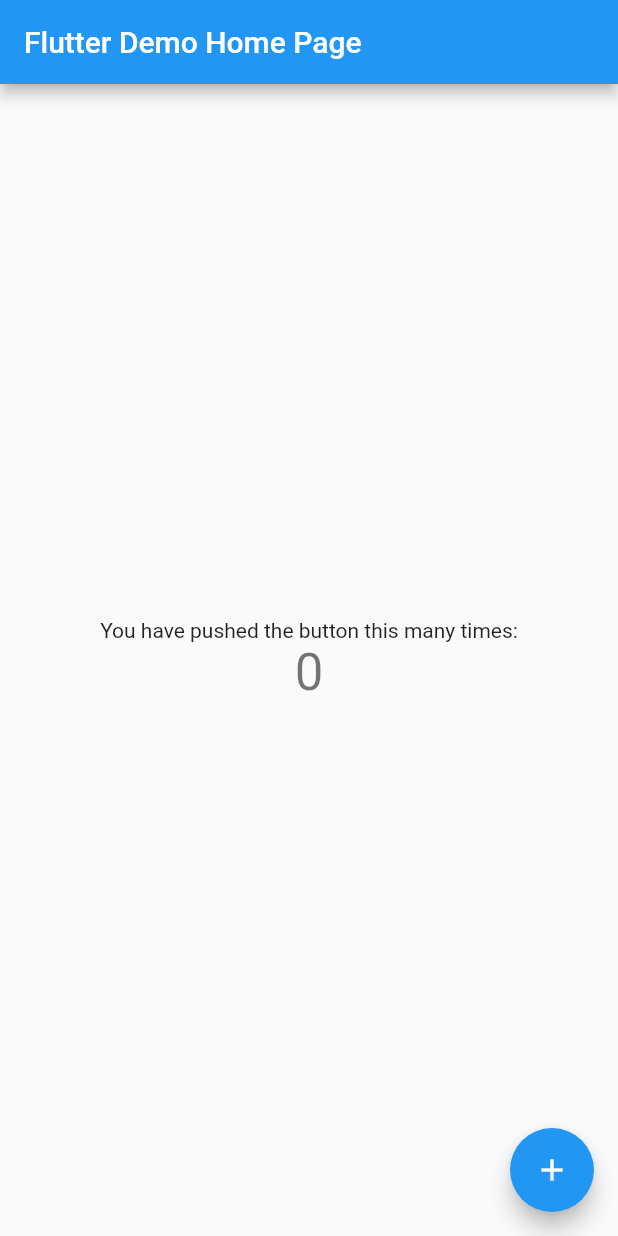
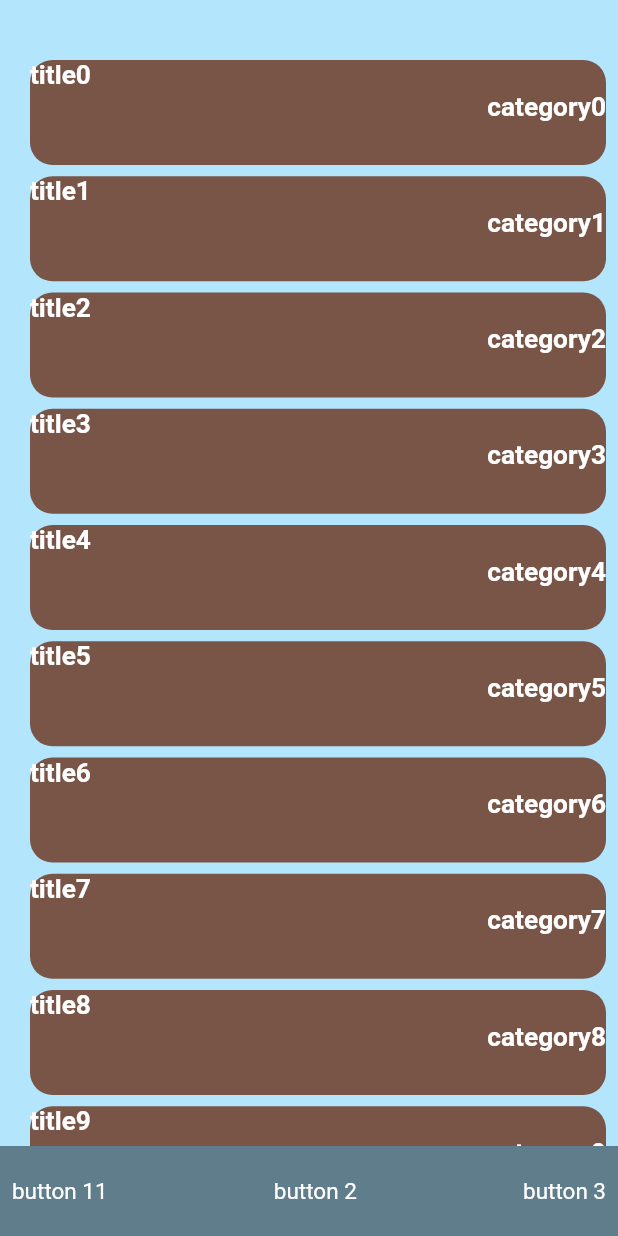
Before and after one commit to HishamYahya/solif, a Flutter app: the screen it shows after launch, on a phone screen of 412 x 824 dp. Run offline on Flutter 3.47's test engine with Material 2 defaults, Android fonts, the phone set to English and light mode, and no system bars.

Commit message:
Created MainPage initial layout (pre-alpha),

```diff
--- /dev/null
+++ b/lib/components/NavigationButton.dart
@@ -0,0 +1,27 @@
+import 'package:flutter/material.dart';
+
+class NavigationButton extends StatelessWidget {
+  // more fields needed.
+  final String title;
+
+  NavigationButton({this.title});
+
+  @override
+  Widget build(BuildContext context) {
+    return Padding(
+      padding: const EdgeInsets.all(8.0),
+      child: GestureDetector(
+        child: Text(
+          "button $title",
+          style: TextStyle(
+            color: Colors.white,
+            fontSize: 15,
+          ),
+        ),
+        onTap: () {
+          print("Test button $title");
+        },
+      ),
+    );
+  }
+}
--- /dev/null
+++ b/lib/components/SalfhTile.dart
@@ -0,0 +1,56 @@
+import 'package:flutter/material.dart';
+
+class SalfhTile extends StatelessWidget {
+  final String title;
+  final Color color;
+  final String category;
+  // add type (1 on 1, group)
+  // change to stateful and add remaining slots
+
+  SalfhTile({this.title, this.color, this.category});
+
+  @override
+  Widget build(BuildContext context) {
+    return GestureDetector(
+      onTap: () {
+        // go to the salfh screen.
+        print("testing salfh tile tap[");
+      },
+      child: Container(
+        height: 70,
+        width: double.infinity,
+        margin: EdgeInsets.only(bottom: 7.5, right: 8, left: 20),
+        decoration: BoxDecoration(
+          borderRadius: BorderRadius.circular(15),
+          color: color,
+        ),
+        child: Column(
+          children: <Widget>[
+            Align(
+              alignment: Alignment.centerLeft,
+              child: Text(
+                title,
+                style: TextStyle(
+                  fontSize: 17.5,
+                  color: Colors.white,
+                  fontWeight: FontWeight.bold,
+                ),
+              ),
+            ),
+                         Align(
+              alignment: Alignment.bottomRight,
+              child: Text(
+                category,
+                style: TextStyle(
+                  fontSize: 17.5,
+                  color: Colors.white,
+                  fontWeight: FontWeight.bold,
+                ),
+              ),
+            ),
+          ],
+        ),
+      ),
+    );
+  }
+}
--- a/lib/main.dart
+++ b/lib/main.dart
@@ -1,4 +1,5 @@
 import 'package:flutter/material.dart';
+import 'package:solif/screens/MainPage.dart';
 
 void main() {
   runApp(MyApp());
@@ -9,109 +10,7 @@ class MyApp extends StatelessWidget {
   @override
   Widget build(BuildContext context) {
     return MaterialApp(
-      title: 'Flutter Demo',
-      theme: ThemeData(
-        // This is the theme of your application.
-        //
-        // Try running your application with "flutter run". You'll see the
-        // application has a blue toolbar. Then, without quitting the app, try
-        // changing the primarySwatch below to Colors.green asl;dfpoasdjfand then invoke
-        // "hot reload" (press "r" in the console where you ran "flutter run",
-        // or simply save your changes to "hot reload" in a Flutter IDE).
-        // Notice that the counter didn't reset back to zero; the application
-        // is not restarted.
-        primarySwatch: Colors.blue,
-        // This makes the visual density adapt to the platform that you run
-        // the app on. For desktop platforms, the controls will be smaller and
-        // closer together (more dense) than on mobile platforms.
-        visualDensity: VisualDensity.adaptivePlatformDensity,
-      ),
-      home: MyHomePage(title: 'Flutter Demo Home Page'),
+      home: MainPage(),
     );
   }
 }
-
-class MyHomePage extends StatefulWidget {
-  MyHomePage({Key key, this.title}) : super(key: key);
-
-  // This widget is the home page of your application. It is stateful, meaning
-  // that it has a State object (defined below) that contains fields that affect
-  // how it looks.
-
-  // This class is the configuration for the state. It holds the values (in this
-  // case the title) provided by the parent (in this case the App widget) and
-  // used by the build method of the State. Fields in a Widget subclass are
-  // always marked "final".
-
-  final String title;
-
-  @override
-  _MyHomePageState createState() => _MyHomePageState();
-}
-
-class _MyHomePageState extends State<MyHomePage> {
-  int _counter = 0;
-
-  void _incrementCounter() {
-    setState(() {
-      // This call to setState tells the Flutter framework that something has
-      // changed in this State, which causes it to rerun the build method below
-      // so that the display can reflect the updated values. If we changed
-      // _counter without calling setState(), then the build method would not be
-      // called again, and so nothing would appear to happen.
-      _counter++;
-    });
-  }
-
-  @override
-  Widget build(BuildContext context) {
-    // This method is rerun every time setState is called, for instance as done
-    // by the _incrementCounter method above.
-    //
-    // The Flutter framework has been optimized to make rerunning build methods
-    // fast, so that you can just rebuild anything that needs updating rather
-    // than having to individually change instances of widgets.
-    return Scaffold(
-      appBar: AppBar(
-        // Here we take the value from the MyHomePage object that was created by
-        // the App.build method, and use it to set our appbar title.
-        title: Text(widget.title),
-      ),
-      body: Center(
-        // Center is a layout widget. It takes a single child and positions it
-        // in the middle of the parent.
-        child: Column(
-          // Column is also a layout widget. It takes a list of children and
-          // arranges them vertically. By default, it sizes itself to fit its
-          // children horizontally, and tries to be as tall as its parent.
-          //
-          // Invoke "debug painting" (press "p" in the console, choose the
-          // "Toggle Debug Paint" action from the Flutter Inspector in Android
-          // Studio, or the "Toggle Debug Paint" command in Visual Studio Code)
-          // to see the wireframe for each widget.
-          //
-          // Column has various properties to control how it sizes itself and
-          // how it positions its children. Here we use mainAxisAlignment to
-          // center the children vertically; the main axis here is the vertical
-          // axis because Columns are vertical (the cross axis would be
-          // horizontal).
-          mainAxisAlignment: MainAxisAlignment.center,
-          children: <Widget>[
-            Text(
-              'You have pushed the button this many times:',
-            ),
-            Text(
-              '$_counter',
-              style: Theme.of(context).textTheme.headline4,
-            ),
-          ],
-        ),
-      ),
-      floatingActionButton: FloatingActionButton(
-        onPressed: _incrementCounter,
-        tooltip: 'Increment',
-        child: Icon(Icons.add),
-      ), // This trailing comma makes auto-formatting nicer for build methods.
-    );
-  }
-}
--- /dev/null
+++ b/lib/screens/MainPage.dart
@@ -0,0 +1,61 @@
+import 'dart:math';
+
+import 'package:flutter/material.dart';
+import 'package:solif/components/NavigationButton.dart';
+import 'package:solif/components/SalfhTile.dart';
+
+class MainPage extends StatefulWidget {
+  @override
+  _MainPageState createState() => _MainPageState();
+}
+
+class _MainPageState extends State<MainPage> {
+  @override
+  Widget build(BuildContext context) {
+    return Scaffold(
+      backgroundColor: Colors.lightBlue[100],
+      body: Padding(
+        padding: const EdgeInsets.only(top: 40.0),
+        child: Column(
+          children: <Widget>[
+            Expanded(
+              child: ListView(
+                children: getSalfhTiles(),
+              ),
+            ),
+            Container(
+              color: Colors.blueGrey,
+              height: 60,
+              child: Row(
+                mainAxisAlignment: MainAxisAlignment.spaceBetween,
+                children: <Widget>[
+                  NavigationButton(title: "11"),
+                  NavigationButton(title: "2"),
+                  NavigationButton(title: "3"),
+                ],
+              ),
+            ),
+          ],
+        ),
+      ),
+    );
+  }
+
+
+
+
+  // test method to generate 20 random tiles
+  List<SalfhTile> getSalfhTiles() {
+    List<SalfhTile> tiles = List<SalfhTile>();
+
+    for (int i = 0; i < 20; i++) {
+      tiles.add(SalfhTile(
+        title: "title$i",
+        category: "category$i",
+        color: Colors.primaries[
+            Random().nextInt(Colors.primaries.length)], // random color;
+      ));
+    }
+    return tiles;
+  }
+}
```
Also changed, not shown: pubspec.lock.
